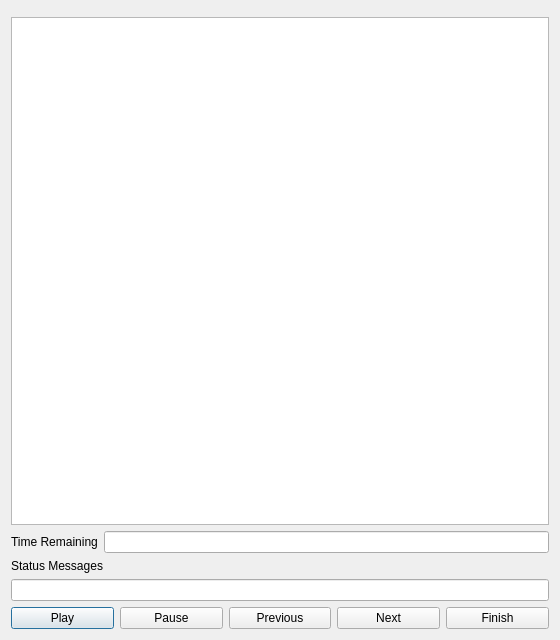
Old version of the form player.ui in the repository poldi171254/StrawberryRemote.
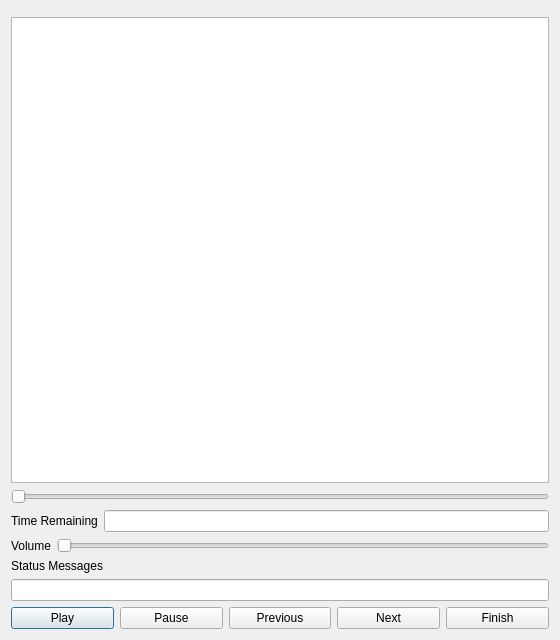
New version of the form.

Commit message:
Add seek slider and server-controlled volume slider
- Protocol version 6: RequestSeek, RequestSetVolume, VolumeChanged and
  VolumeControlStatusChanged.
- Seek slider: click-to-jump, one request on release, resumes playback
  when seeking while paused.
- Volume slider: shown only when the server enables volume control,
  throttled to about one request per 100 ms while dragging, echoes
  ignored while held and briefly after release.
- Shared song-info handling in Controller::ApplySongInfo.
- Debian changelog 1.1.0-1.

```diff
--- a/player.ui
+++ b/player.ui
@@ -33,6 +33,19 @@
      </attribute>
     </widget>
    </item>
+   <item>
+    <widget class="QSlider" name="seekSlider">
+     <property name="enabled">
+      <bool>false</bool>
+     </property>
+     <property name="focusPolicy">
+      <enum>Qt::NoFocus</enum>
+     </property>
+     <property name="orientation">
+      <enum>Qt::Horizontal</enum>
+     </property>
+    </widget>
+   </item>
    <item>
     <layout class="QHBoxLayout" name="remainingLayout">
      <item>
@@ -51,6 +64,47 @@
      </item>
     </layout>
    </item>
+   <item>
+    <widget class="QWidget" name="volumeRow">
+     <property name="visible">
+      <bool>false</bool>
+     </property>
+     <layout class="QHBoxLayout" name="volumeLayout">
+      <property name="leftMargin">
+       <number>0</number>
+      </property>
+      <property name="topMargin">
+       <number>0</number>
+      </property>
+      <property name="rightMargin">
+       <number>0</number>
+      </property>
+      <property name="bottomMargin">
+       <number>0</number>
+      </property>
+      <item>
+       <widget class="QLabel" name="volumeLabel">
+        <property name="text">
+         <string>Volume</string>
+        </property>
+       </widget>
+      </item>
+      <item>
+       <widget class="QSlider" name="volumeSlider">
+        <property name="maximum">
+         <number>100</number>
+        </property>
+        <property name="focusPolicy">
+         <enum>Qt::NoFocus</enum>
+        </property>
+        <property name="orientation">
+         <enum>Qt::Horizontal</enum>
+        </property>
+       </widget>
+      </item>
+     </layout>
+    </widget>
+   </item>
    <item>
     <widget class="QLabel" name="statusMessageLabel">
      <property name="text">
```
The commit also changes 10 other files.
